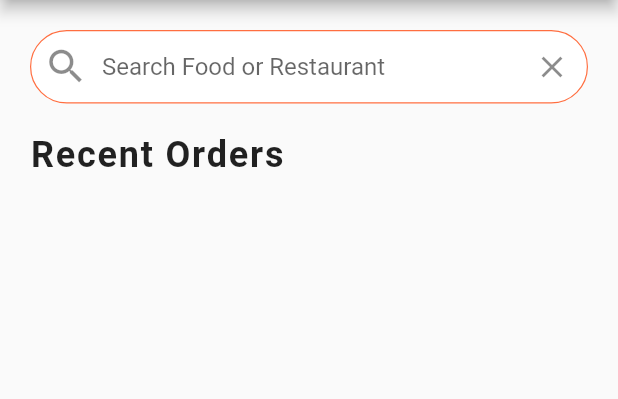
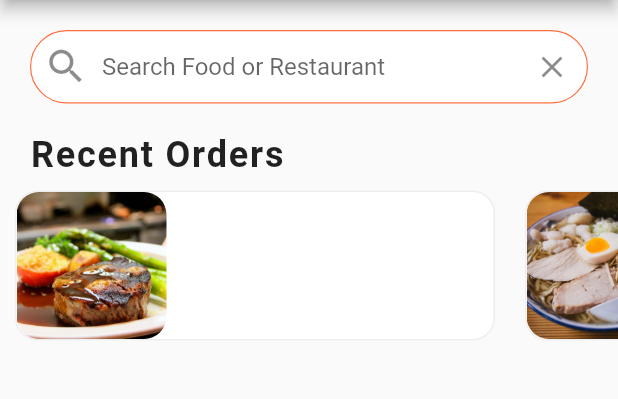
Before and after one commit to alexandrecyano/Food-Delivery-App-UI, a Flutter app: the screen it shows after launch, on a phone screen of 412 x 824 dp, the part 84-483 px from its top. Run offline on Flutter 3.47's test engine with Material 2 defaults, Android fonts, the phone set to English and light mode, and no system bars.

Commit message:
Styling and adding image to the recent order (Recent Order Function)

```diff
--- a/lib/widgets/recent_orders.dart
+++ b/lib/widgets/recent_orders.dart
@@ -1,7 +1,35 @@
 import 'package:flutter/material.dart';
+import 'package:food_delivery_app_ui/data/data.dart';
+import 'package:food_delivery_app_ui/models/order.dart';
 
 class RecentOrders extends StatelessWidget {
-  const RecentOrders({Key? key}) : super(key: key);
+  _buildRecentOrder(BuildContext context, Order order) {
+    return Container(
+      margin: EdgeInsets.all(10.0),
+      width: 320.0,
+      decoration: BoxDecoration(
+        color: Colors.white,
+        borderRadius: BorderRadius.circular(15.0),
+        border: Border.all(
+          width: 1.0,
+          color: Colors.grey.shade200,
+        ),
+      ),
+      child: Row(
+        children: <Widget>[
+          ClipRRect(
+            borderRadius: BorderRadius.circular(15.0),
+            child: Image(
+              height: 100.0,
+              width: 100.0,
+              image: AssetImage(order.food.imageUrl),
+              fit: BoxFit.cover,
+            ),
+          ),
+        ],
+      ),
+    );
+  }
 
   @override
   Widget build(BuildContext context) {
@@ -18,7 +46,18 @@ class RecentOrders extends StatelessWidget {
               letterSpacing: 1.2,
             ),
           ),
-        )
+        ),
+        Container(
+          height: 120.0,
+          child: ListView.builder(
+            scrollDirection: Axis.horizontal,
+            itemCount: currentUser.orders.length,
+            itemBuilder: (BuildContext context, int index) {
+              Order order = currentUser.orders[index];
+              return _buildRecentOrder(context, order);
+            },
+          ),
+        ),
       ],
     );
   }
```
